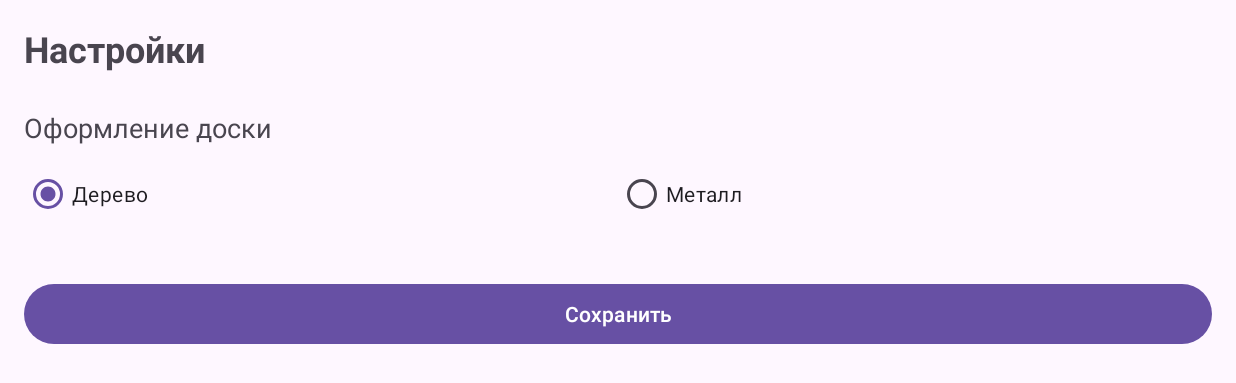
After one commit to Miroshnik-Mariya/Kalah_PI_team, an Android app: the SettingsActivity screen opened directly, with no data from a screen before it, on a phone screen of 824 x 412 dp (held sideways). The commit adds this screen. Shown: the top 383 px of the screen. Run offline under Robolectric (Android 15) with nearby library versions, the light colour scheme and no system bars.

Commit message:
Оформление доски. Подсветка лунок. Рабочая версия.
Рабочая версия с правильной версткой лунок, возможностью переключение оформления доски "металл"/"дерево", подсветкой активных лунок жёлтым цветом.

```diff
--- a/app/src/main/AndroidManifest.xml
+++ b/app/src/main/AndroidManifest.xml
@@ -16,6 +16,11 @@
             android:name=".GameActivity"
             android:exported="false"
             android:screenOrientation="landscape"/>
+
+        <activity
+            android:name=".SettingsActivity"
+            android:screenOrientation="landscape"/>
+
 
         <activity
             android:name=".NewGameSetup"
--- /dev/null
+++ b/app/src/main/java/com/example/kalah/SettingsActivity.kt
@@ -0,0 +1,43 @@
+package com.example.kalah
+
+import android.os.Bundle
+import android.widget.Button
+import android.widget.RadioButton
+import android.widget.RadioGroup
+import androidx.appcompat.app.AppCompatActivity
+
+class SettingsActivity : AppCompatActivity() {
+
+    private lateinit var radioGroupBoardStyle: RadioGroup
+    private lateinit var radioWood: RadioButton
+    private lateinit var radioMetal: RadioButton
+    private lateinit var btnSave: Button
+
+    override fun onCreate(savedInstanceState: Bundle?) {
+        super.onCreate(savedInstanceState)
+        setContentView(R.layout.activity_settings)
+
+        radioGroupBoardStyle = findViewById(R.id.radioGroupBoardStyle)
+        radioWood = findViewById(R.id.radioWood)
+        radioMetal = findViewById(R.id.radioMetal)
+        btnSave = findViewById(R.id.btnSave)
+
+        // Загружаем сохранённые настройки
+        val currentStyle = SettingsManager.getBoardStyle(this)
+        if (currentStyle == "wood") {
+            radioWood.isChecked = true
+        } else {
+            radioMetal.isChecked = true
+        }
+
+        btnSave.setOnClickListener {
+            val selectedStyle = when (radioGroupBoardStyle.checkedRadioButtonId) {
+                R.id.radioWood -> "wood"
+                R.id.radioMetal -> "metal"
+                else -> "wood"
+            }
+            SettingsManager.saveBoardStyle(this, selectedStyle)
+            finish()
+        }
+    }
+}
--- /dev/null
+++ b/app/src/main/java/com/example/kalah/SettingsManager.kt
@@ -0,0 +1,19 @@
+package com.example.kalah
+
+import android.content.Context
+import android.content.SharedPreferences
+
+object SettingsManager {
+    private const val PREF_NAME = "game_settings"
+    private const val KEY_BOARD_STYLE = "board_style" // "wood" или "metal"
+
+    fun saveBoardStyle(context: Context, style: String) {
+        val prefs: SharedPreferences = context.getSharedPreferences(PREF_NAME, Context.MODE_PRIVATE)
+        prefs.edit().putString(KEY_BOARD_STYLE, style).apply()
+    }
+
+    fun getBoardStyle(context: Context): String {
+        val prefs: SharedPreferences = context.getSharedPreferences(PREF_NAME, Context.MODE_PRIVATE)
+        return prefs.getString(KEY_BOARD_STYLE, "wood") ?: "wood"
+    }
+}
--- /dev/null
+++ b/app/src/main/res/drawable/board_background_wood.xml
@@ -0,0 +1,6 @@
+<?xml version="1.0" encoding="utf-8"?>
+<shape xmlns:android="http://schemas.android.com/apk/res/android">
+    <solid android:color="#DEB887" />
+    <stroke android:width="2dp" android:color="#8B4513" />
+    <corners android:radius="12dp" />
+</shape>
--- /dev/null
+++ b/app/src/main/res/drawable/kalah_background_wood.xml
@@ -0,0 +1,6 @@
+<?xml version="1.0" encoding="utf-8"?>
+<shape xmlns:android="http://schemas.android.com/apk/res/android">
+    <solid android:color="#8B4513" />
+    <stroke android:width="2dp" android:color="#FFD700" />
+    <corners android:radius="12dp" />
+</shape>
--- /dev/null
+++ b/app/src/main/res/drawable/pit_highlighted.xml
@@ -0,0 +1,6 @@
+<?xml version="1.0" encoding="utf-8"?>
+<shape xmlns:android="http://schemas.android.com/apk/res/android">
+    <solid android:color="#FFD700" />
+    <stroke android:width="3dp" android:color="#FFA500" />
+    <corners android:radius="20dp" />
+</shape>
--- /dev/null
+++ b/app/src/main/res/drawable/pit_wood_background.xml
@@ -0,0 +1,6 @@
+<?xml version="1.0" encoding="utf-8"?>
+<shape xmlns:android="http://schemas.android.com/apk/res/android">
+    <solid android:color="#D2691E" />
+    <stroke android:width="1dp" android:color="#8B4513" />
+    <corners android:radius="20dp" />
+</shape>
--- /dev/null
+++ b/app/src/main/res/layout/activity_settings.xml
@@ -0,0 +1,51 @@
+<?xml version="1.0" encoding="utf-8"?>
+<LinearLayout xmlns:android="http://schemas.android.com/apk/res/android"
+    android:layout_width="match_parent"
+    android:layout_height="match_parent"
+    android:orientation="vertical"
+    android:padding="16dp">
+
+    <TextView
+        android:layout_width="wrap_content"
+        android:layout_height="wrap_content"
+        android:text="Настройки"
+        android:textSize="24sp"
+        android:textStyle="bold"
+        android:layout_marginBottom="24dp"/>
+
+    <TextView
+        android:layout_width="wrap_content"
+        android:layout_height="wrap_content"
+        android:text="Оформление доски"
+        android:textSize="18sp"
+        android:layout_marginBottom="8dp"/>
+
+    <RadioGroup
+        android:id="@+id/radioGroupBoardStyle"
+        android:layout_width="match_parent"
+        android:layout_height="wrap_content"
+        android:orientation="horizontal">
+
+        <RadioButton
+            android:id="@+id/radioWood"
+            android:layout_width="0dp"
+            android:layout_height="wrap_content"
+            android:layout_weight="1"
+            android:text="Дерево" />
+
+        <RadioButton
+            android:id="@+id/radioMetal"
+            android:layout_width="0dp"
+            android:layout_height="wrap_content"
+            android:layout_weight="1"
+            android:text="Металл" />
+    </RadioGroup>
+
+    <Button
+        android:id="@+id/btnSave"
+        android:layout_width="match_parent"
+        android:layout_height="wrap_content"
+        android:text="Сохранить"
+        android:layout_marginTop="32dp"/>
+
+</LinearLayout>
--- /dev/null
+++ b/app/src/main/res/values/dimens.xml
@@ -0,0 +1,5 @@
+<?xml version="1.0" encoding="utf-8"?>
+<resources>
+    <dimen name="pit_width">70dp</dimen>
+    <dimen name="pit_height">80dp</dimen>
+</resources>
--- a/app/src/main/res/values/strings.xml
+++ b/app/src/main/res/values/strings.xml
@@ -1,3 +1,6 @@
 <resources>
     <string name="app_name">Kalah</string>
+    <string name="board_style">Стиль доски</string>
+    <string name="board_wood">Дерево</string>
+    <string name="board_metal">Металл</string>
 </resources>
--- a/build.gradle.kts
+++ b/build.gradle.kts
@@ -1,6 +1,4 @@
 // Top-level build file where you can add configuration options common to all sub-projects/modules.
 plugins {
     alias(libs.plugins.android.application) apply false
-
-    //id("org.jetbrains.kotlin.kapt") version "1.9.0" apply false
 }
```
Also changed, not shown: app/src/main/java/com/example/kalah/GameActivity.kt (+142 -38 lines), app/src/main/java/com/example/kalah/GameLogic.kt (+67 -108 lines), app/src/main/java/com/example/kalah/MainActivity.kt (+22 -7 lines), app/src/main/res/drawable/board_background_metal.xml (added, +10 -0 lines), app/src/main/res/drawable/kalah_background_metal.xml (added, +10 -0 lines), app/src/main/res/drawable/pit_metal_background.xml (added, +10 -0 lines), app/src/main/res/layout/activity_game.xml (+31 -24 lines), app/src/main/res/layout/item_pit.xml (+11 -9 lines), app/src/main/res/values/arrays.xml (added, +7 -0 lines).
